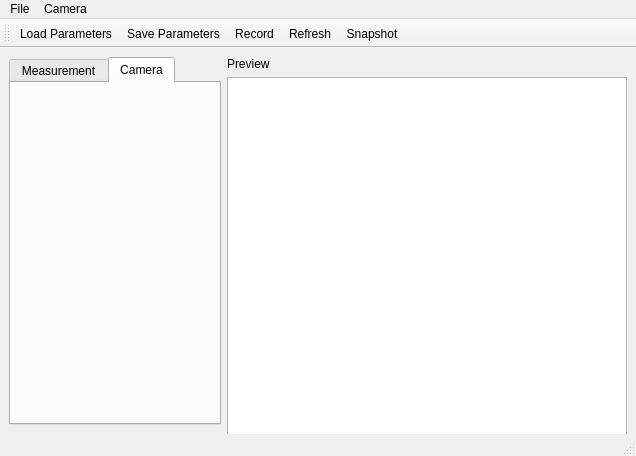
First picture: the form in fimui/ui_fimwindow.ui, repository fncnt/fimrecorder, before the edit.
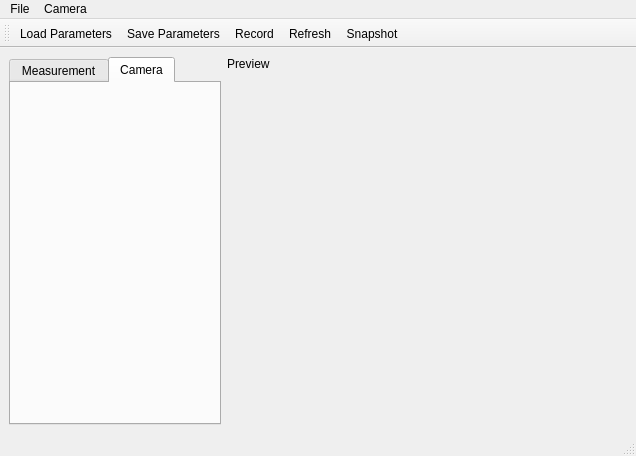
Second picture: the form after the edit.

Commit message: Change type of camView from QGraphicsView to QLabel.

```diff
--- a/fimui/ui_fimwindow.ui
+++ b/fimui/ui_fimwindow.ui
@@ -70,7 +70,7 @@
      </widget>
     </item>
     <item row="1" column="1">
-     <widget class="QGraphicsView" name="camView">
+     <widget class="QLabel" name="camView">
       <property name="sizePolicy">
        <sizepolicy hsizetype="MinimumExpanding" vsizetype="MinimumExpanding">
         <horstretch>2</horstretch>
@@ -89,8 +89,8 @@
         <height>1</height>
        </size>
       </property>
-      <property name="autoFillBackground">
-       <bool>false</bool>
+      <property name="text">
+       <string/>
       </property>
      </widget>
     </item>
```
Left out of the diff: 2 changed lines with no effect on the pictures. The commit also changes 1 other file.
